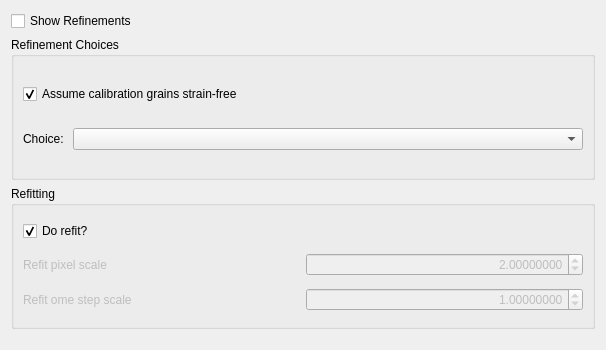
Old version of the form hexrdgui/resources/ui/hedm_calibration_custom_widgets.ui in the repository HEXRD/hexrdgui.
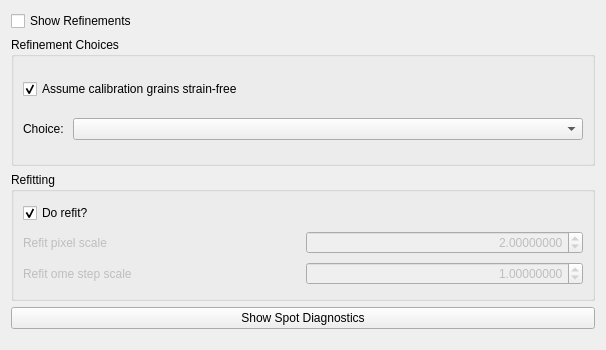
New version of the form. Custom widgets are drawn as their Qt base class.

Commit message:
Add dialog for HEDM calibration diagnostics
This dialog provides several plots indicating how good of a fit the
calibration is.

It is a new "Spot Diagnostics" button in the HEDM calibration dialog.

It is also available in the HEDM workflow, after fit-grains has finished.

```diff
--- a/hexrdgui/resources/ui/hedm_calibration_custom_widgets.ui
+++ b/hexrdgui/resources/ui/hedm_calibration_custom_widgets.ui
@@ -165,6 +165,16 @@
      </layout>
     </widget>
    </item>
+   <item>
+    <widget class="QPushButton" name="spot_diagnostics">
+     <property name="text">
+      <string>Show Spot Diagnostics</string>
+     </property>
+     <property name="toolTip">
+      <string>View diagnostic plots comparing predicted and measured spot positions and angles</string>
+     </property>
+    </widget>
+   </item>
    <item>
     <spacer name="verticalSpacer">
      <property name="orientation">
```
The commit also changes 10 other files.
